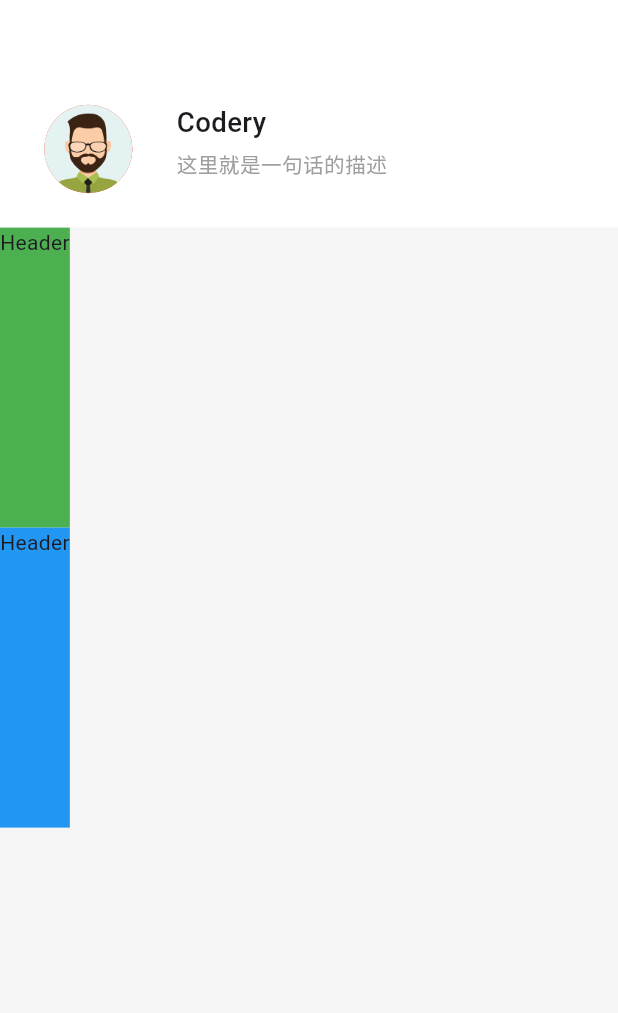
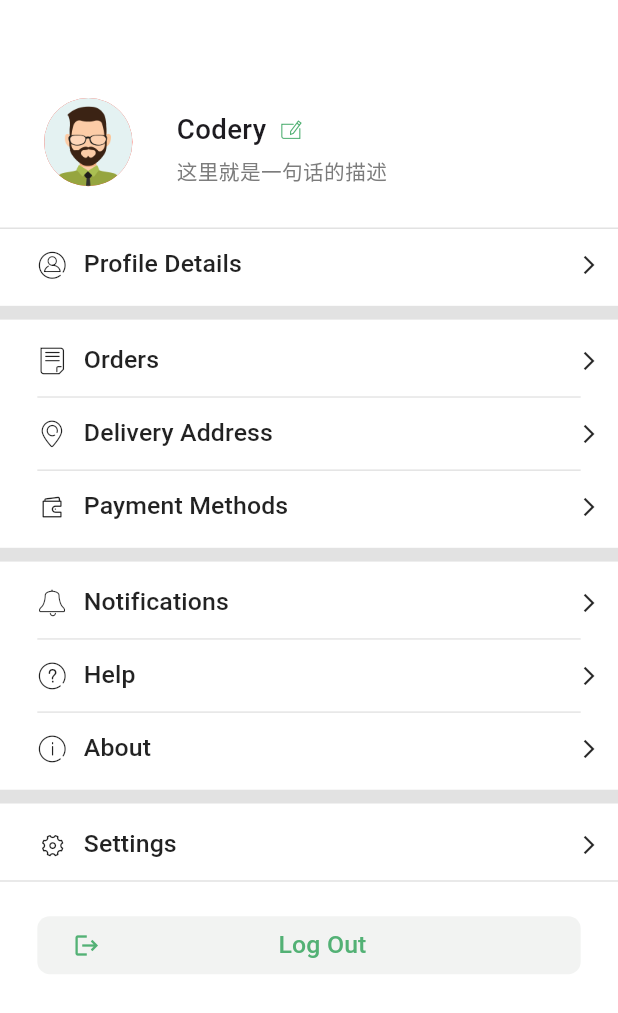
Before and after one commit to ycx211314/codery_app, a Flutter app: the ProfilePage screen opened directly, on a phone screen of 412 x 824 dp. Shown: the top 1013 px of the screen. Run offline on Flutter 3.47's test engine with Material 3 defaults, Android fonts, the phone set to English and light mode, and no system bars; our stand-ins replace auto_route, dio, flutter_screenutil.

Commit message:
✨ feat: profile page edit

```diff
--- a/lib/common/themes/codery_theme.dart
+++ b/lib/common/themes/codery_theme.dart
@@ -1,7 +1,7 @@
 import 'package:codery/common/utils/color_helper.dart';
 import 'package:flutter/material.dart';
 
-final Color primaryColor = ColorHelper.hexToColor("#409EFF");
+final Color primaryColor = ColorHelper.hexToColor("#53B175");
 final Color secondaryLightColor = ColorHelper.hexToColor("#909399");
 
 final Color primaryTextColor = ColorHelper.hexToColor("#303133");
@@ -16,8 +16,11 @@ final Color borderLightColor = ColorHelper.hexToColor("#E4E7ED");
 final Color borderLighterColor = ColorHelper.hexToColor("#EBEEF5");
 final Color borderExtraLightColor = ColorHelper.hexToColor("#F2F6FC");
 
+final Color dividerThemeColor = ColorHelper.hexToColor("#E2E2E2");
+
 ThemeData coderyTheme = ThemeData(
-  dividerTheme: DividerThemeData(color: borderBaseColor),
+  dividerTheme: DividerThemeData(color: dividerThemeColor),
+  primaryColor: primaryColor,
   bottomNavigationBarTheme: BottomNavigationBarThemeData(
       selectedItemColor: primaryColor,
       unselectedItemColor: secondaryLightColor,
--- a/lib/main.dart
+++ b/lib/main.dart
@@ -63,10 +63,8 @@ class MyApp extends StatelessWidget {
         minTextAdapt: true,
         splitScreenMode: true,
         builder: (context, child) {
-          // MaterialApp.router(routerConfig: _appRouter.config())
           return MaterialApp.router(
             title: 'Codery APP',
-            // home: const ApplicationPage(),
             routerConfig: _appRouter.config(),
             theme: coderyTheme,
             locale: Locale(Intl.getCurrentLocale()),
--- a/lib/pages/me/me_page.dart
+++ /dev/null
@@ -1,99 +0,0 @@
-import 'package:auto_route/annotations.dart';
-import 'package:flutter/material.dart';
-import 'package:flutter/services.dart';
-import 'package:flutter_screenutil/flutter_screenutil.dart';
-
-@RoutePage()
-class ProfilePage extends StatelessWidget {
-  const ProfilePage({super.key});
-
-  //头部
-  Widget _buildHeader(context) {
-    return Container(
-      color: Colors.white,
-      height: 165.h,
-      child: Row(
-        mainAxisAlignment: MainAxisAlignment.start,
-        crossAxisAlignment: CrossAxisAlignment.end,
-        children: [
-          Container(
-              margin: EdgeInsets.fromLTRB(0, 0, 0, 25.h),
-              height: 64.h,
-              child: CircleAvatar(
-                  radius: 64.h,
-                  backgroundColor: Colors.red,
-                  child: ClipOval(
-                    child: Image.asset(
-                      'assets/img/touxiang4.png',
-                      fit: BoxFit.contain, // 使图片适应容器，可能会被裁剪
-                      width: 64.h, // 根据需要调整宽度
-                      height: 64.h, // 根据需要调整高度
-                    ),
-                  ))),
-          Expanded(
-            child: Container(
-              margin: EdgeInsets.fromLTRB(0, 0, 0, 35.h),
-              child: Column(
-                  mainAxisAlignment: MainAxisAlignment.end,
-                  crossAxisAlignment: CrossAxisAlignment.start,
-                  children: [
-                    Text(
-                      "Codery",
-                      style: TextStyle(
-                          fontSize: 20.sp, fontWeight: FontWeight.w500),
-                    ),
-                    SizedBox(height: 5.h),
-                    Text(
-                      "这里就是一句话的描述",
-                      style: TextStyle(fontSize: 15.sp, color: Colors.grey),
-                    )
-                  ]),
-            ),
-          ),
-          const Divider(
-            color: Colors.red,
-            height: 2,
-          )
-        ],
-      ),
-    );
-  }
-
-  //第一个区域
-  Widget _buildFirstArea(context) {
-    return Container(
-      height: 200,
-      color: Colors.green,
-      child: const Text("Header"),
-    );
-  }
-
-  //第二个区域
-  Widget _buildSecondArea(context) {
-    return Container(
-      height: 200,
-      color: Colors.blue,
-      child: const Text("Header"),
-    );
-  }
-
-  @override
-  Widget build(BuildContext context) {
-    return Scaffold(
-        body: AnnotatedRegion(
-      value: SystemUiOverlayStyle.light,
-      child: Container(
-        color: Colors.grey.shade100,
-        child: Column(
-          crossAxisAlignment: CrossAxisAlignment.start,
-          mainAxisAlignment: MainAxisAlignment.start,
-          children: [
-            _buildHeader(context),
-            _buildFirstArea(context),
-            _buildSecondArea(context),
-          ],
-        ),
-      ),
-    ));
-  }
-}
--- a/lib/pages/profile/profile_page.dart
+++ b/lib/pages/profile/profile_page.dart
@@ -1,6 +1,8 @@
 import 'package:auto_route/annotations.dart';
 import 'package:codery/common/icons/iconfont.dart';
+import 'package:codery/common/utils/color_helper.dart';
 import 'package:codery/pages/profile/widgets/cell.dart';
+import 'package:codery/pages/profile/widgets/profile_header.dart';
 import 'package:flutter/material.dart';
 import 'package:flutter/services.dart';
 import 'package:flutter_screenutil/flutter_screenutil.dart';
@@ -11,50 +13,10 @@ class ProfilePage extends StatelessWidget {
 
   //头部
   Widget _buildHeader(context) {
-    return Container(
-      color: Colors.white,
-      height: 165.h,
-      child: Row(
-        mainAxisAlignment: MainAxisAlignment.start,
-        crossAxisAlignment: CrossAxisAlignment.end,
-        children: [
-          Container(
-              margin: EdgeInsets.fromLTRB(0, 0, 0, 25.h),
-              height: 64.h,
-              child: CircleAvatar(
-                  radius: 64.h,
-                  backgroundColor: Colors.red,
-                  child: ClipOval(
-                    child: Image.asset(
-                      'assets/img/touxiang4.png',
-                      fit: BoxFit.contain, // 使图片适应容器，可能会被裁剪
-                      width: 64.h, // 根据需要调整宽度
-                      height: 64.h, // 根据需要调整高度
-                    ),
-                  ))),
-          Expanded(
-            child: Container(
-              margin: EdgeInsets.fromLTRB(0, 0, 0, 35.h),
-              child: Column(
-                  mainAxisAlignment: MainAxisAlignment.end,
-                  crossAxisAlignment: CrossAxisAlignment.start,
-                  children: [
-                    Text(
-                      "Codery",
-                      style: TextStyle(
-                          fontSize: 20.sp, fontWeight: FontWeight.w500),
-                    ),
-                    SizedBox(height: 5.h),
-                    Text(
-                      "这里就是一句话的描述",
-                      style: TextStyle(fontSize: 15.sp, color: Colors.grey),
-                    )
-                  ]),
-            ),
-          ),
-        ],
-      ),
-    );
+    return const ProfileHeader(
+        name: "Codery",
+        email: "test@test.com",
+        avatarUrl: "assets/img/touxiang4.png");
   }
 
   //第一个区域
@@ -75,8 +37,8 @@ class ProfilePage extends StatelessWidget {
                 style: TextStyle(fontSize: 18.sp, color: Colors.black87),
               )),
         ),
-        SizedBox(
-          height: 10.h,
+        Divider(
+          thickness: 10.h,
         ),
         Container(
           color: Colors.white,
@@ -122,7 +84,7 @@ class ProfilePage extends StatelessWidget {
               isArrowVisible: true,
               rightPadding: 0.w,
               leftWidget: const Icon(
-                Icons.payment,
+                Iconfont.qianbao,
                 color: Colors.black87,
               ),
               title: Text(
@@ -130,8 +92,8 @@ class ProfilePage extends StatelessWidget {
                 style: TextStyle(fontSize: 18.sp, color: Colors.black87),
               )),
         ),
-        SizedBox(
-          height: 10.h,
+        Divider(
+          thickness: 10.h,
         ),
         Container(
           color: Colors.white,
@@ -139,7 +101,7 @@ class ProfilePage extends StatelessWidget {
               isArrowVisible: true,
               rightPadding: 0.w,
               leftWidget: const Icon(
-                Icons.notifications,
+                Iconfont.remind1,
                 color: Colors.black87,
               ),
               title: Text(
@@ -158,7 +120,7 @@ class ProfilePage extends StatelessWidget {
               isArrowVisible: true,
               rightPadding: 0.w,
               leftWidget: const Icon(
-                Icons.help,
+                Iconfont.help,
                 color: Colors.black87,
               ),
               title: Text(
@@ -177,7 +139,7 @@ class ProfilePage extends StatelessWidget {
               isArrowVisible: true,
               rightPadding: 0.w,
               leftWidget: const Icon(
-                Icons.info,
+                Iconfont.information,
                 color: Colors.black87,
               ),
               title: Text(
@@ -185,8 +147,8 @@ class ProfilePage extends StatelessWidget {
                 style: TextStyle(fontSize: 18.sp, color: Colors.black87),
               )),
         ),
-        SizedBox(
-          height: 10.h,
+        Divider(
+          thickness: 10.h,
         ),
         Container(
           color: Colors.white,
@@ -194,7 +156,7 @@ class ProfilePage extends StatelessWidget {
               isArrowVisible: true,
               rightPadding: 0.w,
               leftWidget: const Icon(
-                Icons.settings,
+                Iconfont.shezhi,
                 color: Colors.black87,
               ),
               title: Text(
@@ -202,37 +164,18 @@ class ProfilePage extends StatelessWidget {
                 style: TextStyle(fontSize: 18.sp, color: Colors.black87),
               )),
         ),
+        Divider(
+          height: 1.h,
+        ),
       ],
     );
   }
 
   //第二个区域
-  Widget _buildSecondArea(context) {
-    return Container(
-      height: 200,
-      color: Colors.blue,
-    );
-  }
-
-  @override
-  Widget build(BuildContext context) {
-    return Scaffold(
-        body: AnnotatedRegion(
-      value: SystemUiOverlayStyle.light,
-      child: Container(
-        color: Colors.grey.shade100,
+  Widget _buildLogOutButton(context) {
+    return Expanded(
         child: Column(
-          crossAxisAlignment: CrossAxisAlignment.stretch,
       mainAxisAlignment: MainAxisAlignment.start,
-          children: [
-            _buildHeader(context),
-            SizedBox(
-              height: 10.h,
-            ),
-            _buildCells(context),
-            Expanded(
-                child: Column(
-              mainAxisAlignment: MainAxisAlignment.spaceBetween,
       crossAxisAlignment: CrossAxisAlignment.stretch,
       children: [
         Container(
@@ -245,25 +188,48 @@ class ProfilePage extends StatelessWidget {
                     borderRadius: BorderRadius.circular(9.h))),
                 //背景颜色
                 backgroundColor:
-                            WidgetStateProperty.all(Colors.grey.shade200),
+                    WidgetStateProperty.all(ColorHelper.hexToColor("#F2F3F2")),
                 //阴影
                 elevation: WidgetStateProperty.all(0),
               ),
               onPressed: () {},
-                      child: const Row(
+              child: Row(
                 mainAxisAlignment: MainAxisAlignment.start,
+                crossAxisAlignment: CrossAxisAlignment.center,
                 children: [
-                          Icon(Icons.logout),
+                  Icon(
+                    Icons.logout,
+                    color: Theme.of(context).primaryColor,
+                  ),
                   Expanded(
                       child: Text(
                     "Log Out",
+                    style: TextStyle(
+                        color: Theme.of(context).primaryColor, fontSize: 18.sp),
                     textAlign: TextAlign.center,
                   )),
                 ],
               )),
         ),
       ],
-            ))
+    ));
+  }
+
+  @override
+  Widget build(BuildContext context) {
+    return Scaffold(
+        body: AnnotatedRegion(
+      value: SystemUiOverlayStyle.light,
+      child: Container(
+        color: Colors.white,
+        child: Column(
+          crossAxisAlignment: CrossAxisAlignment.stretch,
+          mainAxisAlignment: MainAxisAlignment.spaceBetween,
+          children: [
+            _buildHeader(context),
+            Divider(height: 1.h),
+            _buildCells(context),
+            _buildLogOutButton(context),
           ],
         ),
       ),
--- a/lib/pages/profile/widgets/cell.dart
+++ b/lib/pages/profile/widgets/cell.dart
@@ -1,5 +1,3 @@
-import 'dart:ffi';
-
 import 'package:flutter/material.dart';
 import 'package:flutter_screenutil/flutter_screenutil.dart';
 
@@ -58,7 +56,7 @@ class CellWidget extends StatelessWidget {
   @override
   Widget build(BuildContext context) {
     return SizedBox(
-      height: height ?? 60.h,
+      height: height ?? 52.h,
       child: TextButton(
         onPressed: onPressed,
         style: TextButton.styleFrom(
--- a/lib/pages/profile/widgets/profile_header.dart
+++ b/lib/pages/profile/widgets/profile_header.dart
@@ -0,0 +1,78 @@
+import 'package:codery/common/icons/iconfont.dart';
+import 'package:codery/common/utils/color_helper.dart';
+import 'package:flutter/material.dart';
+import 'package:flutter_screenutil/flutter_screenutil.dart';
+
+class ProfileHeader extends StatelessWidget {
+  const ProfileHeader(
+      {super.key,
+      required this.name,
+      required this.email,
+      required this.avatarUrl});
+
+  final String name;
+  final String email;
+  final String avatarUrl;
+
+  @override
+  Widget build(BuildContext context) {
+    return Container(
+      color: Colors.white,
+      height: 165.h,
+      child: Row(
+        mainAxisAlignment: MainAxisAlignment.spaceBetween,
+        crossAxisAlignment: CrossAxisAlignment.end,
+        children: [
+          Container(
+              margin: EdgeInsets.fromLTRB(0, 0, 0, 30.h),
+              height: 64.h,
+              child: CircleAvatar(
+                  radius: 64.h,
+                  backgroundColor: Colors.red,
+                  child: ClipOval(
+                    child: Image.asset(
+                      avatarUrl,
+                      fit: BoxFit.contain, // 使图片适应容器，可能会被裁剪
+                      width: 64.h, // 根据需要调整宽度
+                      height: 64.h, // 根据需要调整高度
+                    ),
+                  ))),
+          Expanded(
+            child: Container(
+              margin: EdgeInsets.fromLTRB(0, 0, 0, 30.h),
+              child: Column(
+                  mainAxisAlignment: MainAxisAlignment.end,
+                  crossAxisAlignment: CrossAxisAlignment.stretch,
+                  children: [
+                    Row(
+                      children: [
+                        Text(
+                          name,
+                          style: TextStyle(
+                              fontSize: 20.sp, fontWeight: FontWeight.w500),
+                        ),
+                        SizedBox(
+                          width: 10.w,
+                        ),
+                        Icon(
+                          Iconfont.edit,
+                          size: 15.sp,
+                          color: Theme.of(context).primaryColor,
+                        )
+                      ],
+                    ),
+                    SizedBox(height: 5.h),
+                    Text(
+                      "这里就是一句话的描述",
+                      style: TextStyle(
+                          fontSize: 15.sp,
+                          color: ColorHelper.hexToColor("#7C7C7C")),
+                    )
+                  ]),
+            ),
+          ),
+        ],
+      ),
+    );
+  }
+}
```
Also changed, not shown: lib/pages/application/application_page.dart (+23 -15 lines). Lines whose indentation alone changed are shown as unchanged.
